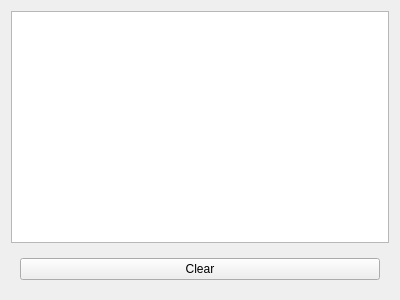
Old version of the form GUI/loconettrafficmonitor.ui in the repository rm5248/TrainUtils.
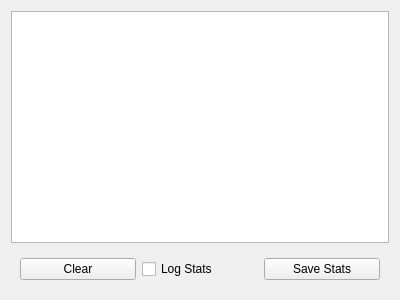
New version of the form.

Commit message: Added class to help calculate loconet stats

Diff of the .ui file:
```diff
--- a/GUI/loconettrafficmonitor.ui
+++ b/GUI/loconettrafficmonitor.ui
@@ -33,6 +33,20 @@
         </property>
        </widget>
       </item>
+      <item>
+       <widget class="QCheckBox" name="logStats">
+        <property name="text">
+         <string>Log Stats</string>
+        </property>
+       </widget>
+      </item>
+      <item>
+       <widget class="QPushButton" name="statsButton">
+        <property name="text">
+         <string>Save Stats</string>
+        </property>
+       </widget>
+      </item>
      </layout>
     </widget>
    </item>
```
The commit also changes 5 other files.
